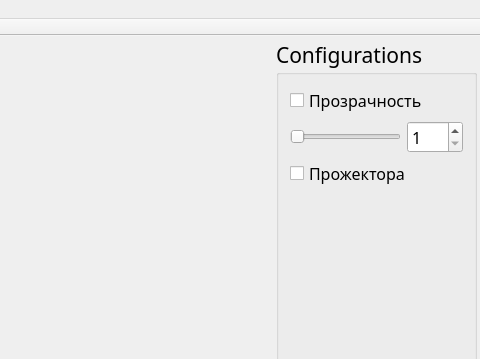
First picture: the form in mainwindow.ui, repository SedAndrew/GLWidget, before the edit; both pictures show x 380 to 860 and y 0 to 359 of the 860 by 549 pixel window.
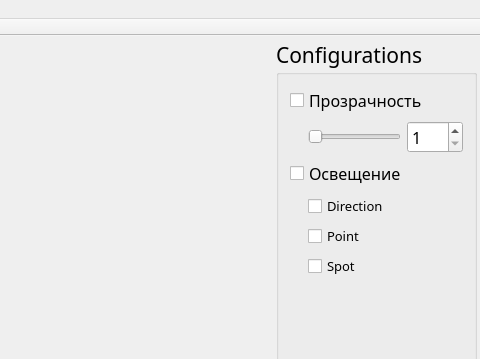
Second picture: the form after the edit. Custom widgets are drawn as their Qt base class.

Commit message: Добавленны три типа освещения: Dierctional, Point и Spot. Изменен поворот камеры.

The edit to the form file:
```diff
--- a/mainwindow.ui
+++ b/mainwindow.ui
@@ -63,7 +63,7 @@
       <property name="title">
        <string>Configurations</string>
       </property>
-      <layout class="QVBoxLayout" name="verticalLayout">
+      <layout class="QVBoxLayout" name="verticalLayout_2">
        <item>
         <widget class="QCheckBox" name="checkBox_transparency">
          <property name="font">
@@ -92,7 +92,7 @@
          </property>
          <layout class="QGridLayout" name="gridLayout">
           <property name="leftMargin">
-           <number>0</number>
+           <number>18</number>
           </property>
           <property name="topMargin">
            <number>0</number>
@@ -145,17 +145,81 @@
         </widget>
        </item>
        <item>
-        <widget class="QCheckBox" name="checkBox_spotlights">
+        <widget class="QCheckBox" name="checkBox_light">
          <property name="font">
           <font>
            <pointsize>12</pointsize>
           </font>
          </property>
          <property name="text">
-          <string>Прожектора</string>
+          <string>Освещение</string>
          </property>
         </widget>
        </item>
+       <item>
+        <widget class="LightWidget" name="widget_light" native="true">
+         <layout class="QGridLayout" name="gridLayout_2">
+          <property name="leftMargin">
+           <number>18</number>
+          </property>
+          <property name="topMargin">
+           <number>0</number>
+          </property>
+          <property name="rightMargin">
+           <number>0</number>
+          </property>
+          <property name="bottomMargin">
+           <number>0</number>
+          </property>
+          <property name="spacing">
+           <number>0</number>
+          </property>
+          <item row="0" column="0">
+           <layout class="QVBoxLayout" name="verticalLayout">
+            <item>
+             <widget class="QCheckBox" name="checkBox_directionLight">
+              <property name="font">
+               <font>
+                <pointsize>10</pointsize>
+               </font>
+              </property>
+              <property name="text">
+               <string>Direction</string>
+              </property>
+              <property name="checked">
+               <bool>false</bool>
+              </property>
+             </widget>
+            </item>
+            <item>
+             <widget class="QCheckBox" name="checkBox_pointLight">
+              <property name="font">
+               <font>
+                <pointsize>10</pointsize>
+               </font>
+              </property>
+              <property name="text">
+               <string>Point</string>
+              </property>
+             </widget>
+            </item>
+            <item>
+             <widget class="QCheckBox" name="checkBox_spotLight">
+              <property name="font">
+               <font>
+                <pointsize>10</pointsize>
+               </font>
+              </property>
+              <property name="text">
+               <string>Spot</string>
+              </property>
+             </widget>
+            </item>
+           </layout>
+          </item>
+         </layout>
+        </widget>
+       </item>
        <item>
         <spacer name="verticalSpacer">
          <property name="orientation">
@@ -255,6 +319,15 @@
    <extends>QWidget</extends>
    <header>glwidget.h</header>
    <container>1</container>
+   <slots>
+    <slot>getNewLight()</slot>
+   </slots>
+  </customwidget>
+  <customwidget>
+   <class>LightWidget</class>
+   <extends>QWidget</extends>
+   <header>lightwidget.h</header>
+   <container>1</container>
   </customwidget>
  </customwidgets>
  <resources/>
```
Left out of the diff: 16 changed lines with no effect on the pictures. The commit also changes 64 other files.
